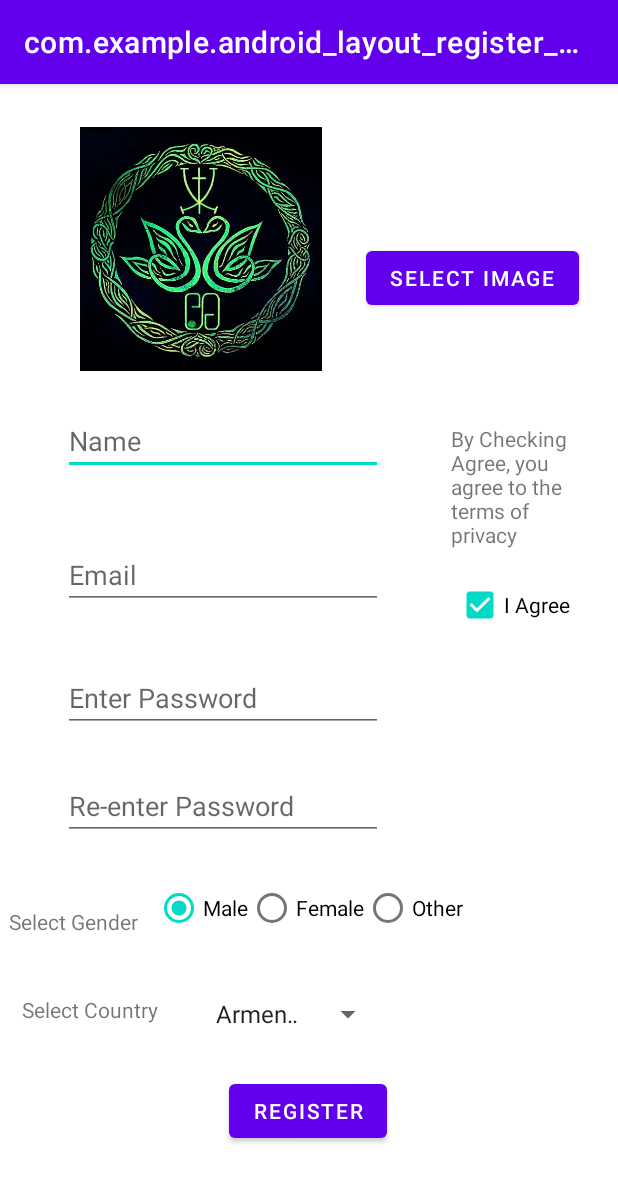
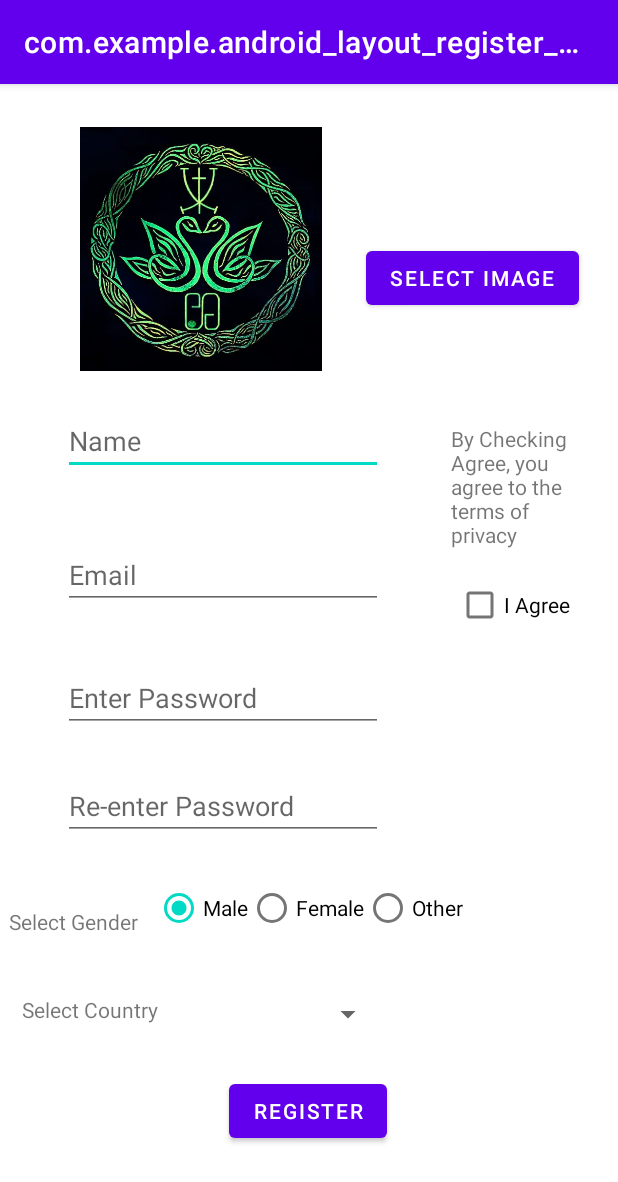
Before and after one commit to EmekaEnshinyan/Registration_Activity_Emu_App, an Android app: the screen it shows after launch (MainActivity), after a tap on "REGISTER", on a phone screen of 412 x 824 dp. Shown: the top 1182 px of the screen. Run offline under Robolectric (Android 15) with nearby library versions, the phone set to English and light mode, and no system bars; 2 statements that could not run were skipped.

```diff
--- a/app/src/main/java/com/example/android_layout_register_exercise/MainActivity.java
+++ b/app/src/main/java/com/example/android_layout_register_exercise/MainActivity.java
@@ -30,7 +30,7 @@ public class MainActivity extends AppCompatActivity {
     private RadioButton rbMale, rbFemale, rbOther;
     private CheckBox chkAgree;
     private Button btnRegister, btnImage;
-    private Spinner spinnerC;
+    private Spinner spinnerCountries;
     private TextView txtNameWarn, txtEmailWarn, txtPasswordWarn, txtPasswordReenterWarn;
     private ConstraintLayout parent;
 
@@ -40,8 +40,9 @@ public class MainActivity extends AppCompatActivity {
         super.onCreate(savedInstanceState);
         setContentView(R.layout.activity_main);
 
+        //initialize all UI elements
+        initViews();
 
-        initViews();
 
         btnImage.setOnClickListener(new View.OnClickListener() {
             @Override
@@ -53,19 +54,23 @@ public class MainActivity extends AppCompatActivity {
         btnRegister.setOnClickListener(new View.OnClickListener() {
             @Override
             public void onClick(View v) {
-                Toast.makeText(MainActivity.this, "register button", Toast.LENGTH_SHORT).show();
                 initRegister();
             }
 
+        });
+    }
+    //checks if user has entered all the relevant data
     private void initRegister() {
         Log.d(TAG, "initRegister Started:");
 
-                if (validateData()){
-                    if (chkAgree.isChecked()){
-                        showSnackBar();
-                    }else Toast.makeText(MainActivity.this, "Please agree to the terms", Toast.LENGTH_SHORT).show();
+        if (validateData()) {
+            if (chkAgree.isChecked()) {
+                //showSnackBar();
+            } else
+                Toast.makeText(MainActivity.this, "Please agree to the terms", Toast.LENGTH_SHORT).show();
         }
     }
+    //shows snackBar
     private void showSnackBar(){
                 Log.d(TAG, "showSnackBar: Started");
                 txtNameWarn.setVisibility(View.GONE);
@@ -80,45 +85,38 @@ public class MainActivity extends AppCompatActivity {
                         }
                     }).show();
             }
-            private boolean validateData(){
+    //ensures that btnRegister will work only if all relevant info are inputted correctly
+    private boolean validateData() {
         Log.d(TAG, "initRegister");
-                if (txtName.getText().toString().equals("")){
+        if (txtName.getText().toString().equals("")) {
             txtNameWarn.setVisibility(View.VISIBLE);
             txtNameWarn.setText("Enter your name");
             return false;
         }
-                if (txtEmail.getText().toString().equals("")){
+        if (txtEmail.getText().toString().equals("")) {
             txtEmailWarn.setVisibility(View.VISIBLE);
             txtEmailWarn.setText("Please enter your email");
             return false;
         }
-                if (txtPassword.getText().toString().equals("")){
+        if (txtPassword.getText().toString().equals("")) {
             txtPasswordWarn.setVisibility(View.VISIBLE);
             txtPasswordWarn.setText("please enter your password");
             return false;
         }
-                if (txtPasswordReenter.getText().toString().equals("")){
+        if (txtPasswordReenter.getText().toString().equals("")) {
             txtPasswordReenterWarn.setVisibility(View.VISIBLE);
             txtPasswordReenterWarn.setText("Please reenter your password");
             return false;
         }
-                if (txtPassword.getText() != txtPasswordReenter.getText()){
+        if (txtPassword.getText() != txtPasswordReenter.getText()) {
             txtPasswordReenterWarn.setVisibility(View.VISIBLE);
             txtPasswordReenterWarn.setText("Make sure both passwords match");
             return false;
         }
         return true;
     }
-        });
-
-
-
-
-
-
-    }
-
-    private void initViews(){
+        //all vies set to be initialized
+        private void initViews () {
             Log.d(TAG, "initViews: Started");
             txtName = findViewById(R.id.txtName);
             txtEmail = findViewById(R.id.txtEmail);
@@ -133,13 +131,10 @@ public class MainActivity extends AppCompatActivity {
             btnImage = findViewById(R.id.btnImage);
             btnRegister = findViewById(R.id.btnRegister);
 
+            spinnerCountries = findViewById(R.id.spinnerCountries);
+
             parent = findViewById(R.id.parent);
 
-        Spinner spinner = (Spinner) findViewById(R.id.spinnerCountries);
+        }
 
-        ArrayAdapter<CharSequence> adapter = ArrayAdapter.createFromResource(this,
-                R.array.spinner, android.R.layout.simple_spinner_item);
-        adapter.setDropDownViewResource(android.R.layout.simple_spinner_dropdown_item);
-        spinner.setAdapter(adapter);
     }
-}
--- a/app/src/main/res/layout/activity_main.xml
+++ b/app/src/main/res/layout/activity_main.xml
@@ -190,7 +190,7 @@
             android:layout_height="wrap_content"
             android:layout_marginEnd="32dp"
             android:layout_marginRight="32dp"
-            android:checked="true"
+            android:checked="false"
             android:text="I Agree"
             app:layout_constraintBottom_toBottomOf="parent"
             app:layout_constraintEnd_toEndOf="parent"
```
Lines whose indentation alone changed are shown as unchanged.
